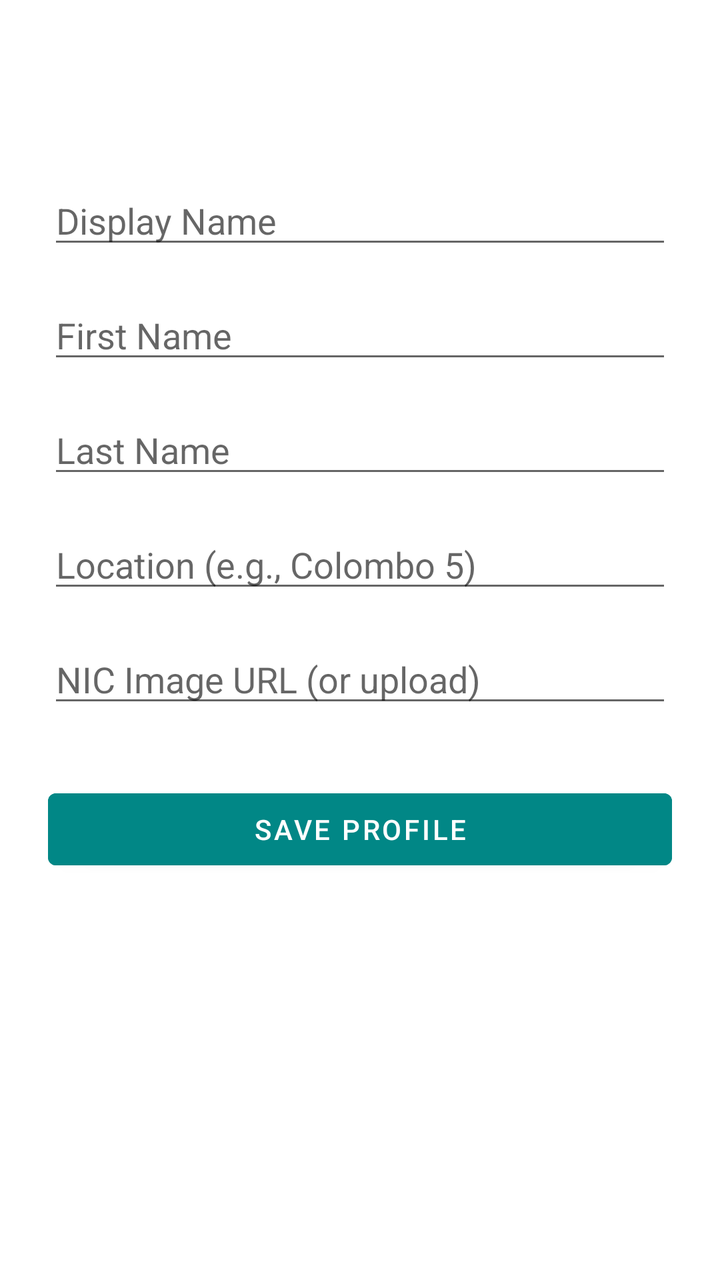
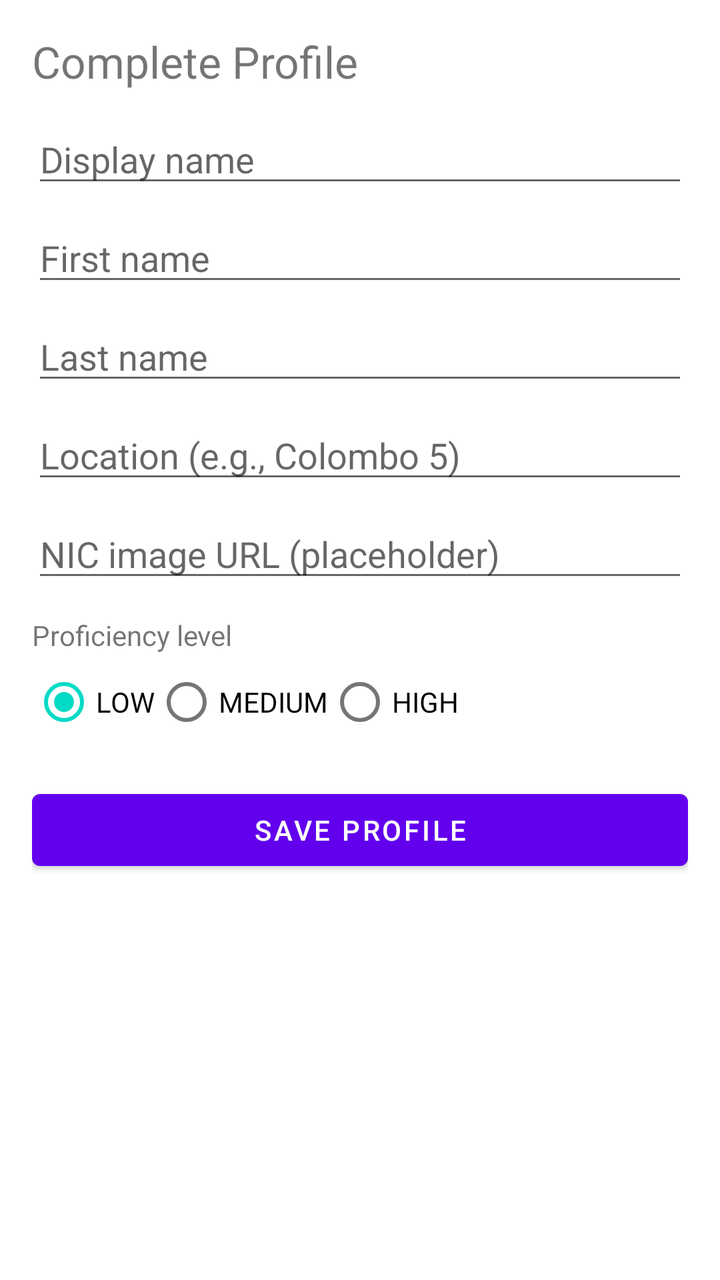

The first picture is an Android layout as it rendered before a commit; the second is the same layout after the commit. The layout source and the unified diff follow.
<!-- AndroidManifest.xml: application theme Theme.Woil -->
<!-- res/layout/activity_profile_setup.xml -->
<?xml version="1.0" encoding="utf-8"?>
<androidx.constraintlayout.widget.ConstraintLayout xmlns:android="http://schemas.android.com/apk/res/android"
    android:layout_width="match_parent"
    android:layout_height="match_parent"
    xmlns:app="http://schemas.android.com/apk/res-auto"
    android:background="@android:color/white"
    android:padding="24dp">

    
    <EditText
        android:id="@+id/etDisplayName"
        android:layout_width="match_parent"
        android:layout_height="wrap_content"
        android:hint="Display Name"
        android:inputType="text"
        app:layout_constraintTop_toTopOf="parent"
        app:layout_constraintStart_toStartOf="parent"
        android:layout_marginTop="64dp" />

    
    <EditText
        android:id="@+id/etFirstName"
        android:layout_width="match_parent"
        android:layout_height="wrap_content"
        android:hint="First Name"
        android:inputType="textPersonName"
        app:layout_constraintTop_toBottomOf="@id/etDisplayName"
        app:layout_constraintStart_toStartOf="parent"
        android:layout_marginTop="16dp" />

    
    <EditText
        android:id="@+id/etLastName"
        android:layout_width="match_parent"
        android:layout_height="wrap_content"
        android:hint="Last Name"
        android:inputType="textPersonName"
        app:layout_constraintTop_toBottomOf="@id/etFirstName"
        app:layout_constraintStart_toStartOf="parent"
        android:layout_marginTop="16dp" />

    
    <EditText
        android:id="@+id/etLocationText"
        android:layout_width="match_parent"
        android:layout_height="wrap_content"
        android:hint="Location (e.g., Colombo 5)"
        android:inputType="text"
        app:layout_constraintTop_toBottomOf="@id/etLastName"
        app:layout_constraintStart_toStartOf="parent"
        android:layout_marginTop="16dp" />

    
    <EditText
        android:id="@+id/etNicImageUrl"
        android:layout_width="match_parent"
        android:layout_height="wrap_content"
        android:hint="NIC Image URL (or upload)"
        android:inputType="textUri"
        app:layout_constraintTop_toBottomOf="@id/etLocationText"
        app:layout_constraintStart_toStartOf="parent"
        android:layout_marginTop="16dp" />

    
    <Button
        android:id="@+id/btnSaveProfile"
        android:layout_width="match_parent"
        android:layout_height="wrap_content"
        android:text="Save Profile"
        android:backgroundTint="@color/teal_700"
        android:textColor="@android:color/white"
        app:layout_constraintTop_toBottomOf="@id/etNicImageUrl"
        app:layout_constraintStart_toStartOf="parent"
        android:layout_marginTop="32dp" />

</androidx.constraintlayout.widget.ConstraintLayout>
<!-- resources referenced by this layout -->
<resources>
  <color name="teal_700">#FF018786</color>
  <style name="Theme.Woil" parent="Theme.MaterialComponents.DayNight.DarkActionBar">
          
          <item name="colorPrimary">@color/purple_500</item>
          <item name="colorPrimaryVariant">@color/purple_700</item>
          <item name="colorOnPrimary">@color/white</item>
          
          <item name="colorSecondary">@color/teal_200</item>
          <item name="colorSecondaryVariant">@color/teal_700</item>
          <item name="colorOnSecondary">@color/black</item>
          
          <item name="android:statusBarColor">?attr/colorPrimaryVariant</item>
          
      </style>
  <color name="purple_500">#FF6200EE</color>
  <color name="purple_700">#FF3700B3</color>
  <color name="white">#FFFFFFFF</color>
  <color name="teal_200">#FF03DAC5</color>
  <color name="black">#FF000000</color>
</resources>

<!-- the commit's change to res/layout/activity_profile_setup.xml (unified diff, before → after) -->
@@ -1,76 +1,87 @@
 <?xml version="1.0" encoding="utf-8"?>
-<androidx.constraintlayout.widget.ConstraintLayout xmlns:android="http://schemas.android.com/apk/res/android"
+<ScrollView xmlns:android="http://schemas.android.com/apk/res/android"
     android:layout_width="match_parent"
     android:layout_height="match_parent"
-    xmlns:app="http://schemas.android.com/apk/res-auto"
-    android:background="@android:color/white"
-    android:padding="24dp">
+    android:padding="16dp">
 
-    
-    <EditText
-        android:id="@+id/etDisplayName"
+    <LinearLayout
         android:layout_width="match_parent"
         android:layout_height="wrap_content"
-        android:hint="Display Name"
-        android:inputType="text"
-        app:layout_constraintTop_toTopOf="parent"
-        app:layout_constraintStart_toStartOf="parent"
-        android:layout_marginTop="64dp" />
+        android:orientation="vertical">
 
-    
-    <EditText
-        android:id="@+id/etFirstName"
-        android:layout_width="match_parent"
-        android:layout_height="wrap_content"
-        android:hint="First Name"
-        android:inputType="textPersonName"
-        app:layout_constraintTop_toBottomOf="@id/etDisplayName"
-        app:layout_constraintStart_toStartOf="parent"
-        android:layout_marginTop="16dp" />
+        <TextView
+            android:layout_width="wrap_content"
+            android:layout_height="wrap_content"
+            android:text="Complete Profile"
+            android:textSize="22sp"
+            android:layout_marginBottom="12dp"/>
 
-    
-    <EditText
-        android:id="@+id/etLastName"
-        android:layout_width="match_parent"
-        android:layout_height="wrap_content"
-        android:hint="Last Name"
-        android:inputType="textPersonName"
-        app:layout_constraintTop_toBottomOf="@id/etFirstName"
-        app:layout_constraintStart_toStartOf="parent"
-        android:layout_marginTop="16dp" />
+        <EditText
+            android:id="@+id/etDisplayName"
+            android:layout_width="match_parent"
+            android:layout_height="wrap_content"
+            android:hint="Display name"/>
 
-    
-    <EditText
-        android:id="@+id/etLocationText"
-        android:layout_width="match_parent"
-        android:layout_height="wrap_content"
-        android:hint="Location (e.g., Colombo 5)"
-        android:inputType="text"
-        app:layout_constraintTop_toBottomOf="@id/etLastName"
-        app:layout_constraintStart_toStartOf="parent"
-        android:layout_marginTop="16dp" />
+        <EditText
+            android:id="@+id/etFirstName"
+            android:layout_width="match_parent"
+            android:layout_height="wrap_content"
+            android:hint="First name"
+            android:layout_marginTop="8dp"/>
 
-    
-    <EditText
-        android:id="@+id/etNicImageUrl"
-        android:layout_width="match_parent"
-        android:layout_height="wrap_content"
-        android:hint="NIC Image URL (or upload)"
-        android:inputType="textUri"
-        app:layout_constraintTop_toBottomOf="@id/etLocationText"
-        app:layout_constraintStart_toStartOf="parent"
-        android:layout_marginTop="16dp" />
+        <EditText
+            android:id="@+id/etLastName"
+            android:layout_width="match_parent"
+            android:layout_height="wrap_content"
+            android:hint="Last name"
+            android:layout_marginTop="8dp"/>
 
-    
-    <Button
-        android:id="@+id/btnSaveProfile"
-        android:layout_width="match_parent"
-        android:layout_height="wrap_content"
-        android:text="Save Profile"
-        android:backgroundTint="@color/teal_700"
-        android:textColor="@android:color/white"
-        app:layout_constraintTop_toBottomOf="@id/etNicImageUrl"
-        app:layout_constraintStart_toStartOf="parent"
-        android:layout_marginTop="32dp" />
+        <EditText
+            android:id="@+id/etLocationText"
+            android:layout_width="match_parent"
+            android:layout_height="wrap_content"
+            android:hint="Location (e.g., Colombo 5)"
+            android:layout_marginTop="8dp"/>
 
-</androidx.constraintlayout.widget.ConstraintLayout>
+        <EditText
+            android:id="@+id/etNicImageUrl"
+            android:layout_width="match_parent"
+            android:layout_height="wrap_content"
+            android:hint="NIC image URL (placeholder)"
+            android:layout_marginTop="8dp"/>
+
+        <TextView
+            android:layout_width="wrap_content"
+            android:layout_height="wrap_content"
+            android:text="Proficiency level"
+            android:layout_marginTop="12dp"/>
+
+        <RadioGroup
+            android:id="@+id/rgProficiency"
+            android:layout_width="wrap_content"
+            android:layout_height="wrap_content"
+            android:orientation="horizontal">
+            <RadioButton android:id="@+id/rbLow"
+                android:layout_width="wrap_content"
+                android:layout_height="wrap_content"
+                android:text="LOW"
+                android:checked="true"/>
+            <RadioButton android:id="@+id/rbMedium"
+                android:layout_width="wrap_content"
+                android:layout_height="wrap_content"
+                android:text="MEDIUM"/>
+            <RadioButton android:id="@+id/rbHigh"
+                android:layout_width="wrap_content"
+                android:layout_height="wrap_content"
+                android:text="HIGH"/>
+        </RadioGroup>
+
+        <Button
+            android:id="@+id/btnSaveProfile"
+            android:layout_width="match_parent"
+            android:layout_height="wrap_content"
+            android:text="Save Profile"
+            android:layout_marginTop="16dp"/>
+
+    </LinearLayout>
+</ScrollView>
